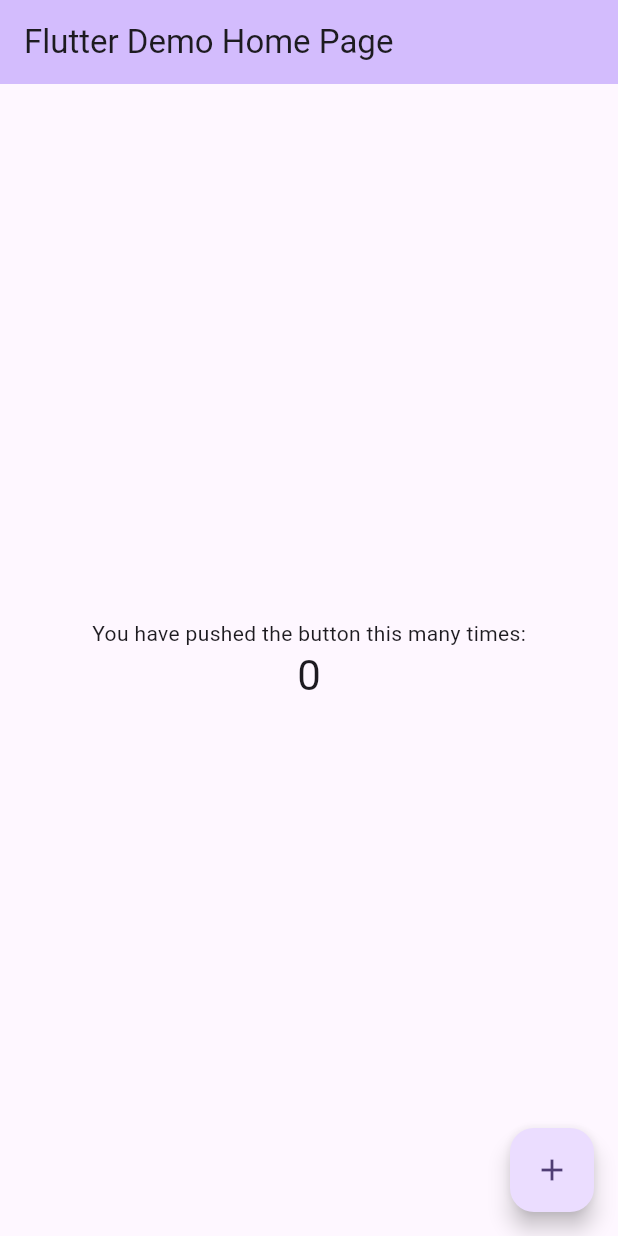
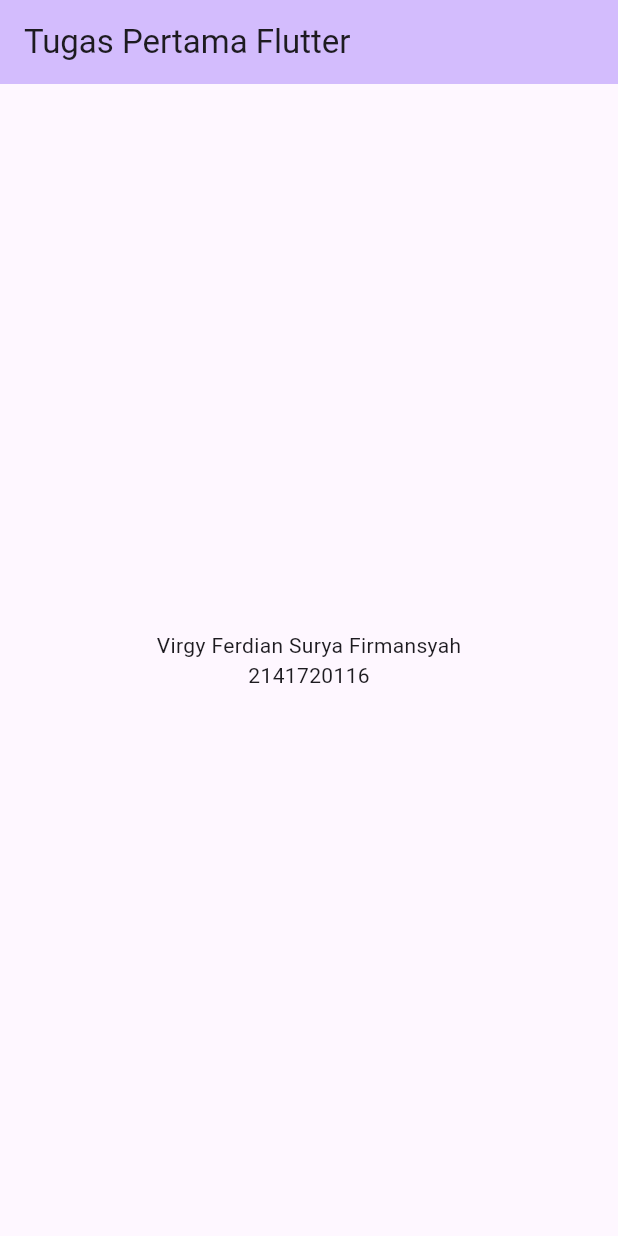
Before and after one commit to riVFerd/pemrograman-mobile, a Flutter app: the screen it shows after launch, on a phone screen of 412 x 824 dp. Run offline on Flutter 3.47's test engine with Material 2 defaults, Android fonts, the light colour scheme and no system bars.

Commit message:
tugas 1.6

```diff
--- a/lib/main.dart
+++ b/lib/main.dart
@@ -7,119 +7,39 @@
 class MyApp extends StatelessWidget {
   const MyApp({super.key});
 
-  // This widget is the root of your application.
   @override
   Widget build(BuildContext context) {
     return MaterialApp(
       title: 'Flutter Demo',
       theme: ThemeData(
-        // This is the theme of your application.
-        //
-        // TRY THIS: Try running your application with "flutter run". You'll see
-        // the application has a blue toolbar. Then, without quitting the app,
-        // try changing the seedColor in the colorScheme below to Colors.green
-        // and then invoke "hot reload" (save your changes or press the "hot
-        // reload" button in a Flutter-supported IDE, or press "r" if you used
-        // the command line to start the app).
-        //
-        // Notice that the counter didn't reset back to zero; the application
-        // state is not lost during the reload. To reset the state, use hot
-        // restart instead.
-        //
-        // This works for code too, not just values: Most code changes can be
-        // tested with just a hot reload.
         colorScheme: ColorScheme.fromSeed(seedColor: Colors.deepPurple),
         useMaterial3: true,
       ),
-      home: const MyHomePage(title: 'Flutter Demo Home Page'),
+      home: const MyHomePage(title: 'Tugas Pertama Flutter'),
     );
   }
 }
 
-class MyHomePage extends StatefulWidget {
+class MyHomePage extends StatelessWidget {
+  final String title;
   const MyHomePage({super.key, required this.title});
-
-  // This widget is the home page of your application. It is stateful, meaning
-  // that it has a State object (defined below) that contains fields that affect
-  // how it looks.
-
-  // This class is the configuration for the state. It holds the values (in this
-  // case the title) provided by the parent (in this case the App widget) and
-  // used by the build method of the State. Fields in a Widget subclass are
-  // always marked "final".
-
-  final String title;
-
-  @override
-  State<MyHomePage> createState() => _MyHomePageState();
-}
-
-class _MyHomePageState extends State<MyHomePage> {
-  int _counter = 0;
-
-  void _incrementCounter() {
-    setState(() {
-      // This call to setState tells the Flutter framework that something has
-      // changed in this State, which causes it to rerun the build method below
-      // so that the display can reflect the updated values. If we changed
-      // _counter without calling setState(), then the build method would not be
-      // called again, and so nothing would appear to happen.
-      _counter++;
-    });
-  }
 
   @override
   Widget build(BuildContext context) {
-    // This method is rerun every time setState is called, for instance as done
-    // by the _incrementCounter method above.
-    //
-    // The Flutter framework has been optimized to make rerunning build methods
-    // fast, so that you can just rebuild anything that needs updating rather
-    // than having to individually change instances of widgets.
     return Scaffold(
       appBar: AppBar(
-        // TRY THIS: Try changing the color here to a specific color (to
-        // Colors.amber, perhaps?) and trigger a hot reload to see the AppBar
-        // change color while the other colors stay the same.
+        title: const Text('Tugas Pertama Flutter'),
         backgroundColor: Theme.of(context).colorScheme.inversePrimary,
-        // Here we take the value from the MyHomePage object that was created by
-        // the App.build method, and use it to set our appbar title.
-        title: Text(widget.title),
       ),
-      body: Center(
-        // Center is a layout widget. It takes a single child and positions it
-        // in the middle of the parent.
+      body: const Center(
         child: Column(
-          // Column is also a layout widget. It takes a list of children and
-          // arranges them vertically. By default, it sizes itself to fit its
-          // children horizontally, and tries to be as tall as its parent.
-          //
-          // Column has various properties to control how it sizes itself and
-          // how it positions its children. Here we use mainAxisAlignment to
-          // center the children vertically; the main axis here is the vertical
-          // axis because Columns are vertical (the cross axis would be
-          // horizontal).
-          //
-          // TRY THIS: Invoke "debug painting" (choose the "Toggle Debug Paint"
-          // action in the IDE, or press "p" in the console), to see the
-          // wireframe for each widget.
           mainAxisAlignment: MainAxisAlignment.center,
-          children: <Widget>[
-            const Text(
-              'You have pushed the button this many times:',
-            ),
-            Text(
-              '$_counter',
-              style: Theme.of(context).textTheme.headlineMedium,
-            ),
+          children: [
+            Text('Virgy Ferdian Surya Firmansyah'),
+            Text('2141720116'),
           ],
         ),
       ),
-      floatingActionButton: FloatingActionButton(
-        onPressed: _incrementCounter,
-        tooltip: 'Increment',
-        child: const Icon(Icons.add),
-      ), // This trailing comma makes auto-formatting nicer for build methods.
     );
   }
 }
```
